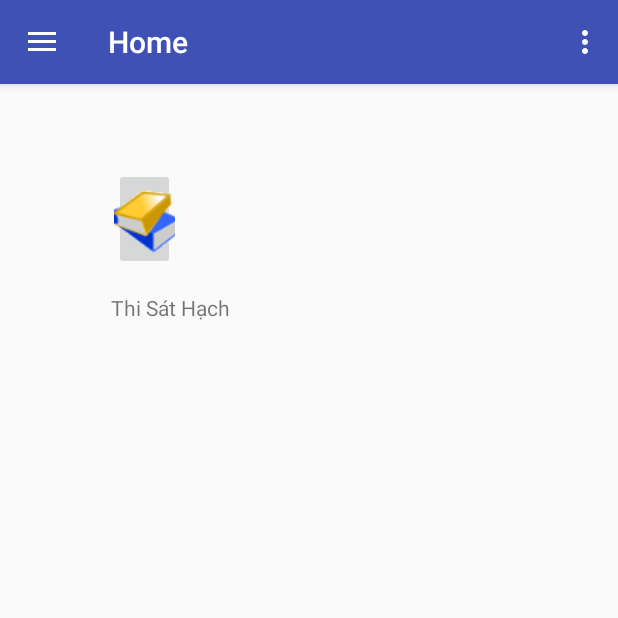
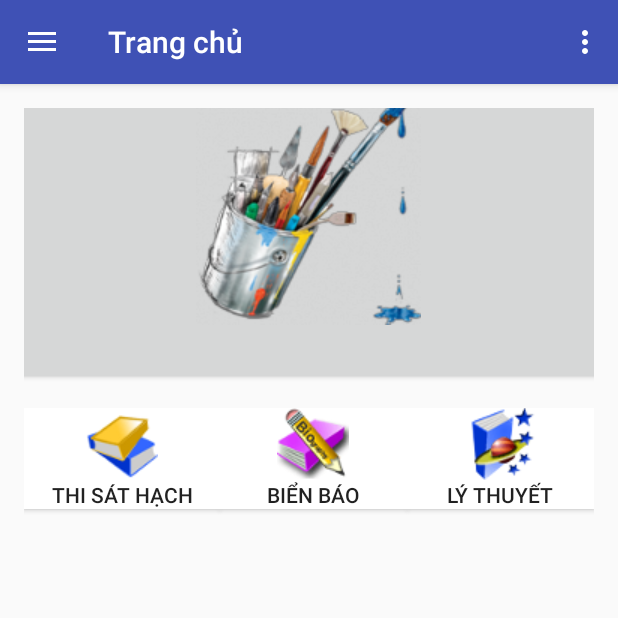
Before and after one commit to congdung2498/A1, an Android app: the screen it shows after launch (MainActivity), on a phone screen of 412 x 824 dp, the top half of it. Run offline under Robolectric (Android 15) with nearby library versions, the phone set to English and light mode, and no system bars.

Commit message:
trang chu

```diff
--- a/app/src/main/java/com/example/nguyentuan/tracnghiem1/monhoc/HomeFragment.java
+++ b/app/src/main/java/com/example/nguyentuan/tracnghiem1/monhoc/HomeFragment.java
@@ -9,10 +9,12 @@ import android.support.v4.app.FragmentManager;
 import android.view.LayoutInflater;
 import android.view.View;
 import android.view.ViewGroup;
+import android.widget.Button;
 import android.widget.ImageButton;
 import android.support.v7.app.AppCompatActivity;
 import android.widget.ImageView;
 import android.widget.ListView;
+import android.widget.ViewFlipper;
 
 import com.example.nguyentuan.tracnghiem1.MainActivity;
 import com.example.nguyentuan.tracnghiem1.R;
@@ -23,7 +25,8 @@ import com.example.nguyentuan.tracnghiem1.score.ScoreController;
  * A simple {@link Fragment} subclass.
  */
 public class HomeFragment extends Fragment {
-    private ImageButton btnA1;
+    private Button btnA1;
+    ViewFlipper viewFlipper;
 
     public HomeFragment() {
         // Required empty public constructor
@@ -34,14 +37,14 @@ public class HomeFragment extends Fragment {
     public View onCreateView(LayoutInflater inflater, ViewGroup container,
                              Bundle savedInstanceState) {
         // Inflate the layout for this fragment
-        ((MainActivity) getActivity()).getSupportActionBar().setTitle("Home");
+        ((MainActivity) getActivity()).getSupportActionBar().setTitle("Trang chủ");
         return inflater.inflate(R.layout.fragment_home, container, false);
 
     }
     @Override
     public void onActivityCreated(@Nullable Bundle savedInstanceState) {
         super.onActivityCreated(savedInstanceState);
-        btnA1 = (ImageButton) getActivity().findViewById(R.id.btnA1);
+        btnA1 = (Button) getActivity().findViewById(R.id.btnA1);
         btnA1.setOnClickListener(new View.OnClickListener() {
             @Override
             public void onClick(View view) {
@@ -50,6 +53,9 @@ public class HomeFragment extends Fragment {
                 manager.beginTransaction().replace(R.id.content_main, a1Fragment, a1Fragment.getTag()).commit();
             }
         });
+        viewFlipper=(ViewFlipper)getActivity().findViewById(R.id.viewFlipper);
+        viewFlipper.setFlipInterval(3000);
+        viewFlipper.setAutoStart(true);
     }
 
 }
--- a/app/src/main/res/layout/fragment_home.xml
+++ b/app/src/main/res/layout/fragment_home.xml
@@ -6,33 +6,78 @@
     tools:context="com.example.nguyentuan.tracnghiem1.monhoc.HomeFragment">
 
     <!-- TODO: Update blank fragment layout -->
+
     <RelativeLayout
         android:layout_width="match_parent"
         android:layout_height="match_parent">
+        <ViewFlipper
+            android:id="@+id/viewFlipper"
+            android:layout_width="match_parent"
+            android:layout_height="200dp">
 
-       <ImageButton
+            <Button
+                android:id="@+id/btnSlide1"
+                android:layout_width="match_parent"
+                android:layout_height="200dp"
+                android:drawableTop="@drawable/banner_11"
+                android:layout_marginTop="-15dp"
+                android:layout_marginLeft="-20dp"
+                android:layout_marginRight="-20dp"
+                android:text="Kiem tra"
+                android:textColor="@android:color/white"
+                android:background="@android:color/background_dark"/>
+            <Button
+                android:text="Hoc bien bao"
+                android:layout_width="match_parent"
+                android:layout_height="200dp"
+                android:layout_marginTop="-15dp"
+                android:layout_marginLeft="-20dp"
+                android:layout_marginRight="-20dp"
+                android:drawableTop="@drawable/img_2" />
+            <Button
+                android:layout_width="match_parent"
+                android:layout_height="200dp"
+                android:layout_marginTop="-15dp"
+                android:layout_marginLeft="-20dp"
+                android:layout_marginRight="-20dp"
+                android:drawableTop="@drawable/img_2"/>
+
+        </ViewFlipper>
+        <LinearLayout
+            android:id="@+id/line_2"
+            android:layout_below="@+id/viewFlipper"
+            android:layout_width="match_parent"
+            android:layout_height="match_parent"
+            android:orientation="horizontal"
+            android:weightSum="3">
+
+
+            <Button
                 android:id="@+id/btnA1"
                 android:layout_width="wrap_content"
                 android:layout_height="wrap_content"
-           android:layout_alignParentStart="true"
-           android:layout_alignParentTop="true"
-           android:layout_alignParentEnd="true"
-           android:layout_marginStart="60dp"
-           android:layout_marginTop="40dp"
-           android:layout_marginEnd="279dp"
-           android:src="@drawable/icon_4" />
+                android:layout_weight="1"
+                android:drawableTop="@drawable/icon_4"
+                android:text="Thi sát hạch"
+                android:background="#ffffff"/>
 
-       <TextView
-           android:id="@+id/textView3"
+            <Button
                 android:layout_width="wrap_content"
                 android:layout_height="wrap_content"
-           android:layout_below="@+id/btnA1"
-           android:layout_alignStart="@+id/btnA1"
-           android:layout_alignBottom="@+id/btnA1"
-           android:layout_marginStart="-2dp"
-           android:layout_marginTop="15dp"
-           android:layout_marginBottom="-33dp"
-           android:text="Thi Sát Hạch" />
+                android:layout_weight="1"
+                android:drawableTop="@drawable/icon_3"
+                android:text="Biển báo"
+                android:background="#ffffff"/>
+            <Button
+                android:layout_weight="1"
+                android:layout_width="wrap_content"
+                android:layout_height="wrap_content"
+                android:drawableTop="@drawable/icon_2"
+                android:background="#ffffff"
+                android:text="Lý thuyết"
+                />
+        </LinearLayout>
+
     </RelativeLayout>
 
 </FrameLayout>
```
Also changed, not shown: app/gradle/wrapper/gradle-wrapper.properties (added), 4 other files. Lines whose indentation alone changed are shown as unchanged.
